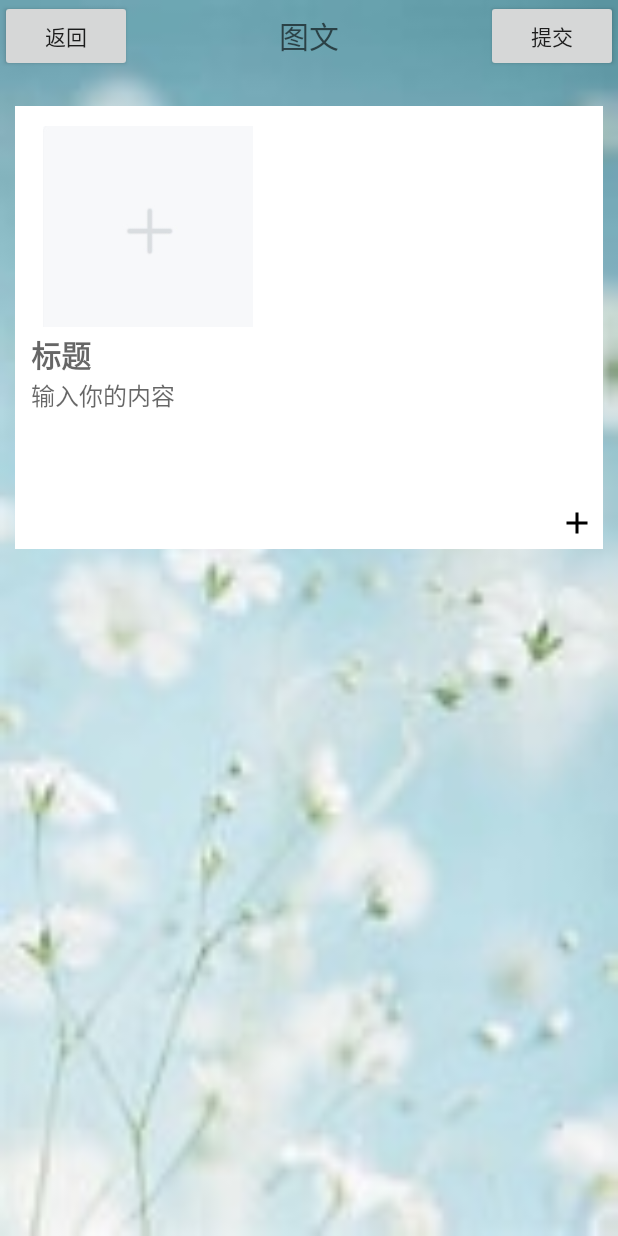
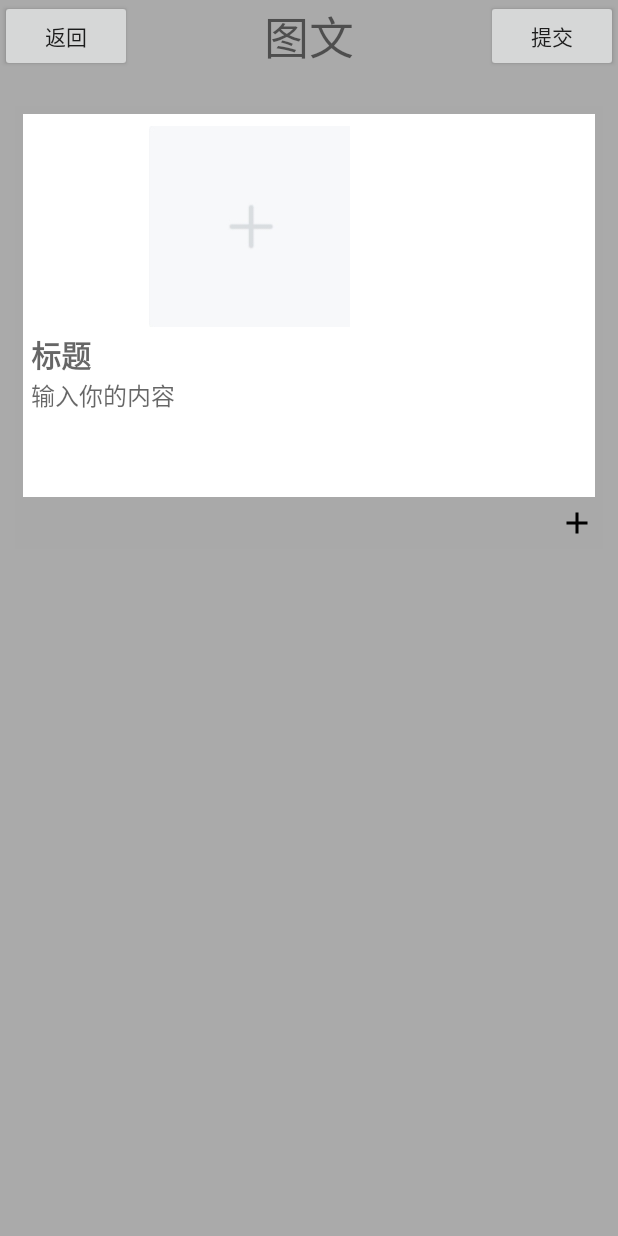
Before and after one commit to jin875421/Travel, an Android app: the screen it shows after launch (travelRecordActivity), after a tap on "开始旅程", on a phone screen of 412 x 824 dp. Run offline under Robolectric (Android 15) with nearby library versions, the light colour scheme and no system bars; libraries missing offline, so code that uses them is left out: com.flyjingfish.openimagelib, jp.wasabeef.glide; pictures from the network do not load; 1 statement that could not run was skipped; 1 other tap on this screen came first.

Commit message:
djp add 12.13 time 10.38

```diff
--- a/app/src/main/java/glue502/software/activities/MainActivity.java
+++ b/app/src/main/java/glue502/software/activities/MainActivity.java
@@ -2,10 +2,14 @@ package glue502.software.activities;
 
 import androidx.annotation.NonNull;
 import androidx.appcompat.app.AppCompatActivity;
+import androidx.core.app.ActivityCompat;
+import androidx.core.content.ContextCompat;
 import androidx.fragment.app.Fragment;
 import androidx.recyclerview.widget.RecyclerView;
 import androidx.viewpager2.widget.ViewPager2;
 
+import android.Manifest;
+import android.content.pm.PackageManager;
 import android.os.AsyncTask;
 import android.os.Bundle;
 import android.os.Handler;
@@ -30,6 +34,7 @@ import glue502.software.utils.MyViewUtils;
 
 
 public class MainActivity extends AppCompatActivity {
+    private static final int PERMISSION_REQUEST_CODE = 123; // 定义一个请求码，用于识别权限请求
     //换成自己电脑的ip地址，连接后端需要
 //    public static final String ip = "10.7.89.27:8080";
     public static final String ip = "10.7.89.91:8080";//z
@@ -42,6 +47,14 @@ public class MainActivity extends AppCompatActivity {
     protected void onCreate(Bundle savedInstanceState) {
         super.onCreate(savedInstanceState);
         setContentView(R.layout.activity_main);
+        if (ContextCompat.checkSelfPermission(this,
+                Manifest.permission.READ_EXTERNAL_STORAGE) != PackageManager.PERMISSION_GRANTED) {
+
+            // 如果权限尚未授予，则请求权限
+            ActivityCompat.requestPermissions(this,
+                    new String[]{Manifest.permission.READ_EXTERNAL_STORAGE},
+                    PERMISSION_REQUEST_CODE);
+        }
         //每次启动软件，先清空glide中缓存的数据
         new ClearGlideCacheTask().execute();
         tabLayout = findViewById(R.id.tbl);
--- a/app/src/main/res/layout/activity_content.xml
+++ b/app/src/main/res/layout/activity_content.xml
@@ -2,7 +2,7 @@
     xmlns:tools="http://schemas.android.com/tools"
     android:layout_width="match_parent"
     android:layout_height="match_parent"
-    android:background="@mipmap/bg2"
+    android:background="@android:color/darker_gray"
 
     tools:context=".activities.travelRecord.travelRecordActivity" >
     <RelativeLayout
@@ -16,13 +16,12 @@
             android:layout_height="wrap_content"
             android:text="返回" />
 
-        <EditText
+        <TextView
             android:layout_width="wrap_content"
             android:layout_height="wrap_content"
             android:layout_centerInParent="true"
-            android:textSize="20dp"
-            android:hint="图文"
-            android:background="@null"/>
+            android:textSize="30dp"
+            android:text="图文" />
 
         <Button
             android:id="@+id/btn_submit"
@@ -51,14 +50,14 @@
                 android:layout_width="match_parent"
                 android:layout_height="wrap_content"
                 android:layout_marginTop="5dip"
-                android:background="#FFFFFF"
+                android:background="#A9A9A9"
                 android:orientation="vertical"
                 android:padding="5dip" >
 
                 <HorizontalScrollView
                     android:layout_width="match_parent"
                     android:layout_height="150dp"
-                    android:background="#FFFFFF">
+                    android:background="#FFFFFFFF">
 
                     <LinearLayout
                         android:id="@+id/imageContainer"
@@ -76,8 +75,8 @@
 
                         <ImageView
                             android:id="@+id/input_image"
-                            android:layout_width="140dp"
-                            android:layout_height="140dp"
+                            android:layout_width="wrap_content"
+                            android:layout_height="wrap_content"
                             android:src="@drawable/add_image" />
                     </LinearLayout>
 
```
Also changed, not shown: app/src/main/java/glue502/software/activities/travelRecord/travelRecordActivity.java (+56 -22 lines), app/src/main/res/layout/activity_travelrecord_display.xml (added, +24 -0 lines).
